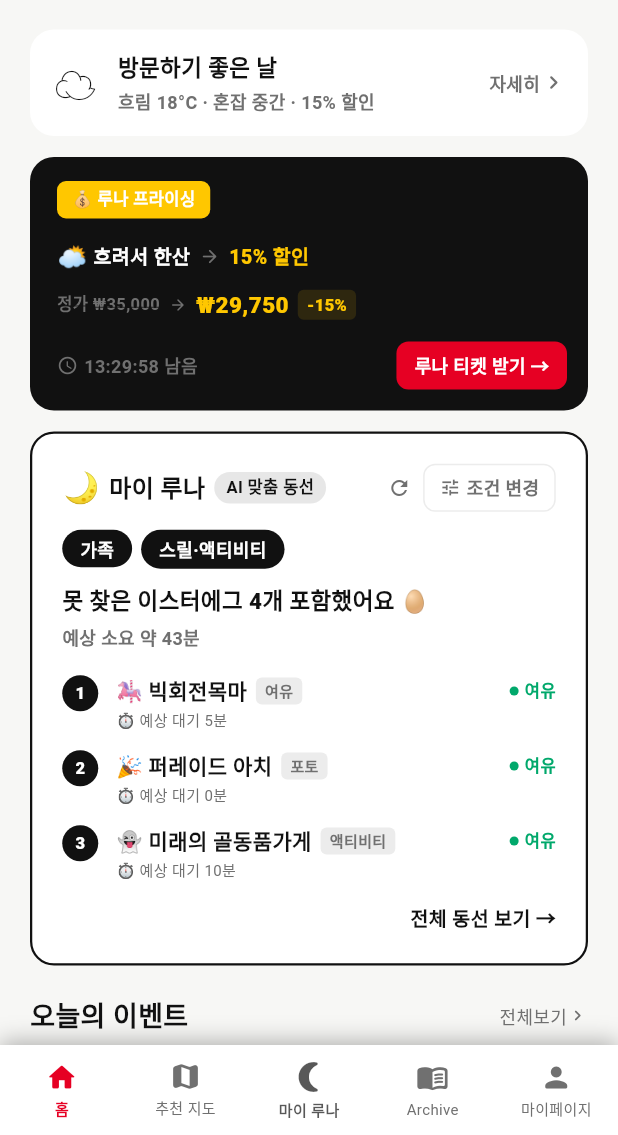
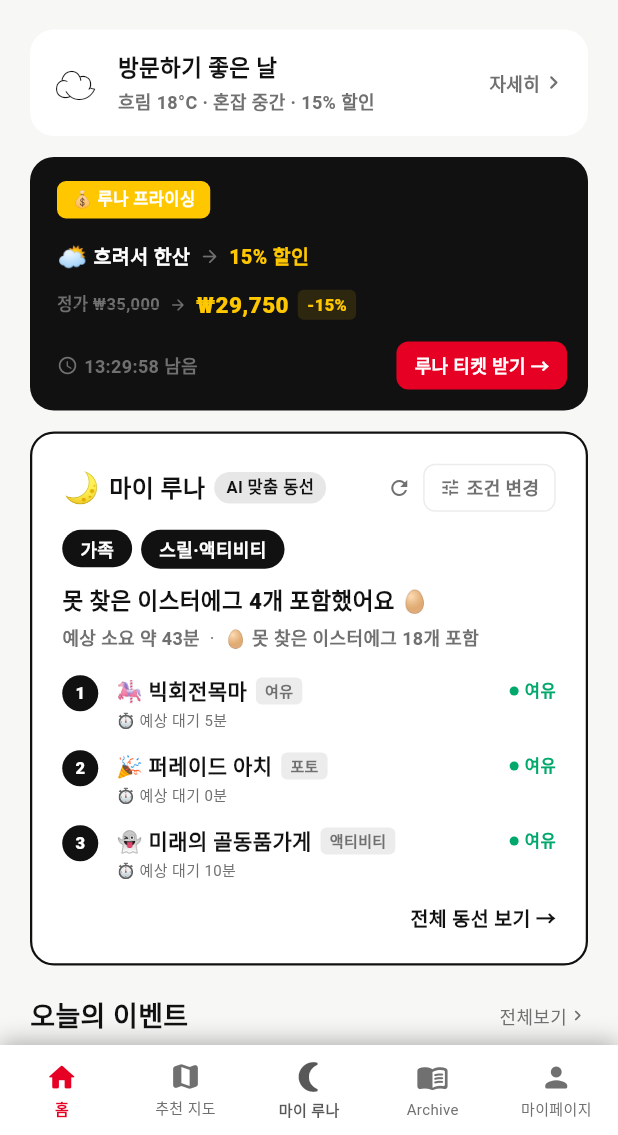
Before and after one commit to 202001381/retrace, a Flutter app: the MainScreen screen opened directly, on a phone screen of 412 x 824 dp, the part 101-1236 px from its top. Run offline on Flutter 3.47's test engine with Material 3 defaults, Android fonts, the phone set to English and light mode, and no system bars; our stand-ins replace cloud_firestore, firebase_core, flutter_map, geolocator, image_picker, latlong2 and 1 more; accounts and stored records are empty; Roboto replaces fonts that are missing (Pretendard).

```diff
--- a/lib/screens/home_screen.dart
+++ b/lib/screens/home_screen.dart
@@ -357,6 +357,7 @@ class _HomeScreenState extends State<HomeScreen> {
               items: _routeItems,
               rationale: _route?.rationale,
               totalMin: _route?.totalMin,
+              missingEggCount: _missingEggCount,
               loading: _routeLoading,
               onSettings: _openSettingsSheet,
               onOpenMap: widget.onOpenMyLuna,
@@ -899,6 +900,7 @@ class _MyLunaCard extends StatelessWidget {
   final List<_RouteItem> items;
   final String? rationale;
   final int? totalMin;
+  final int missingEggCount;
   final bool loading;
   final VoidCallback onSettings;
   final VoidCallback? onOpenMap;
@@ -910,6 +912,7 @@ class _MyLunaCard extends StatelessWidget {
     required this.items,
     required this.rationale,
     required this.totalMin,
+    required this.missingEggCount,
     required this.loading,
     required this.onSettings,
     required this.onOpenMap,
@@ -1015,10 +1018,21 @@ class _MyLunaCard extends StatelessWidget {
             rationale ?? '오늘의 추천 동선을 준비하고 있어요 🌙',
             style: const TextStyle(color: AppColors.textPrimary, fontSize: 15, fontWeight: FontWeight.w900),
           ),
-          if (totalMin != null) ...[
+          if (totalMin != null || missingEggCount > 0) ...[
             const SizedBox(height: 4),
-            Text('예상 소요 약 $totalMin분',
-                style: const TextStyle(color: AppColors.textSecondary, fontSize: 12, fontWeight: FontWeight.w600)),
+            Row(
+              children: [
+                if (totalMin != null)
+                  Text('예상 소요 약 $totalMin분',
+                      style: const TextStyle(color: AppColors.textSecondary, fontSize: 12, fontWeight: FontWeight.w600)),
+                if (totalMin != null && missingEggCount > 0)
+                  const Text('  ·  ',
+                      style: TextStyle(color: AppColors.textSecondary, fontSize: 12)),
+                if (missingEggCount > 0)
+                  Text('🥚 못 찾은 이스터에그 $missingEggCount개 포함',
+                      style: const TextStyle(color: AppColors.textSecondary, fontSize: 12, fontWeight: FontWeight.w600)),
+              ],
+            ),
           ],
           const SizedBox(height: 16),
           if (items.isEmpty)
```
Also changed, not shown: lib/models/place_filter.dart (+15 -3 lines), lib/screens/map_screen.dart (+63 -0 lines).
